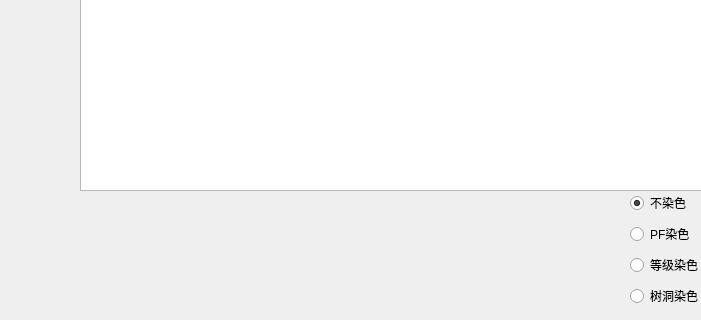
Before: the Qt Designer form frontend/gradequerypage.ui in 000lbh/PKUHelperAgain, drawn with Qt 5; both pictures show x 0 to 701 and y 280 to 600 of the 800 by 600 pixel window.
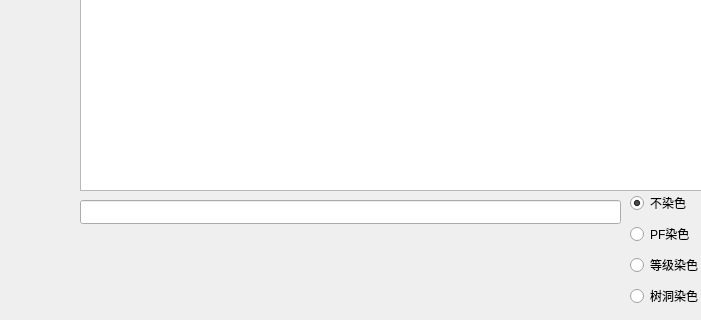
After: the same form once the commit is applied. Icons and pictures are not drawn.

Patch:
```diff
--- a/frontend/gradequerypage.ui
+++ b/frontend/gradequerypage.ui
@@ -219,6 +219,19 @@
     </item>
    </layout>
   </widget>
+  <widget class="QLineEdit" name="infoEdit">
+   <property name="geometry">
+    <rect>
+     <x>80</x>
+     <y>480</y>
+     <width>541</width>
+     <height>24</height>
+    </rect>
+   </property>
+   <property name="readOnly">
+    <bool>true</bool>
+   </property>
+  </widget>
  </widget>
  <resources>
   <include location="../res.qrc"/>
```
